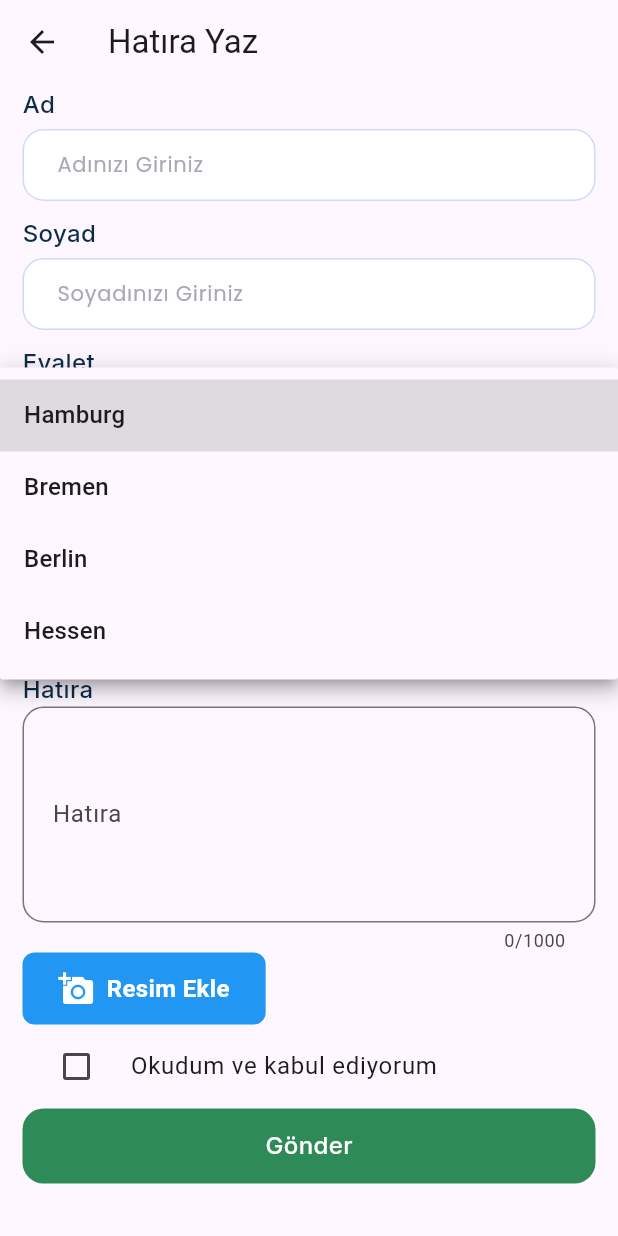
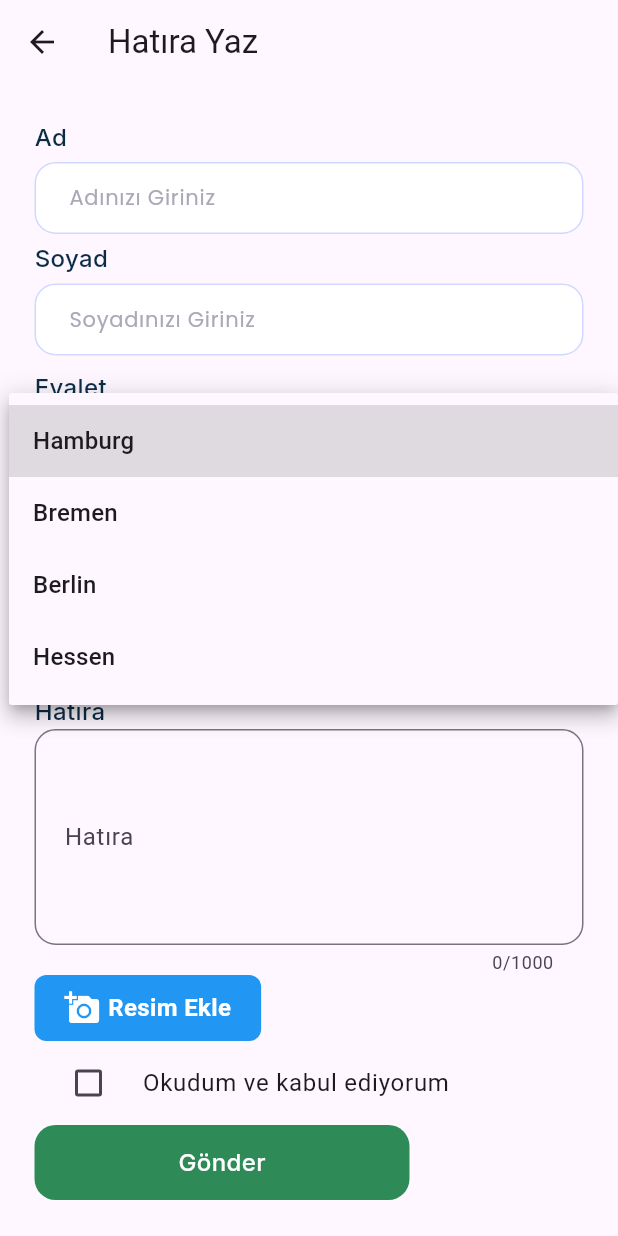
Before and after one commit to ozcann159/memory_app, a Flutter app: the MemoryEntryPage screen opened directly, after a tap on "Eyalet", on a phone screen of 412 x 824 dp. Run offline on Flutter 3.47's test engine with Material 3 defaults, Android fonts, the light colour scheme and no system bars; our stand-ins replace bloc, cloud_firestore, equatable, firebase_core, firebase_storage, flutter_bloc and 2 more; accounts and stored records are empty; network calls fail.

Commit message:
Improved user interface for MemoryListPage

```diff
--- a/lib/main.dart
+++ b/lib/main.dart
@@ -4,7 +4,6 @@ import 'package:flutter_bloc/flutter_bloc.dart';
 import 'package:memory_app/bloc/memory_bloc.dart';
 import 'package:memory_app/firebase_options.dart';
 import 'package:memory_app/pages/memories_list_screen.dart.dart';
-import 'package:memory_app/pages/memory_entry_page.dart';
 import 'package:memory_app/repo/memory_repository.dart';
 
 void main() async {
@@ -25,6 +24,7 @@ class MyApp extends StatelessWidget {
         ),
       ],
       child: MaterialApp(
+        debugShowCheckedModeBanner: false,
         title: 'Hatıra Defteri',
         home: MemoryListPage(),
       ),
--- a/lib/pages/memory_entry_page.dart
+++ b/lib/pages/memory_entry_page.dart
@@ -94,10 +94,16 @@ class _MemoryEntryPageState extends State<MemoryEntryPage> {
             );
           }
         },
+        child: Center(
+          child: Container(
+            width: MediaQuery.of(context).size.width * 12,
+            child: Padding(
+              padding: const EdgeInsets.all(8.0),
               child: Form(
                 key: _formKey,
                 child: SingleChildScrollView(
-            padding: EdgeInsets.symmetric(horizontal: 15, vertical: 2),
+                  padding:
+                      const EdgeInsets.symmetric(horizontal: 15, vertical: 1),
                   child: Column(
                     crossAxisAlignment: CrossAxisAlignment.start,
                     children: [
@@ -112,7 +118,6 @@ class _MemoryEntryPageState extends State<MemoryEntryPage> {
                         ),
                         inputHint: 'Adınızı Giriniz',
                       ),
-                SizedBox(height: 5),
                       Text("Soyad", style: AppTextTheme.kLabelStyle),
                       CustomTextField(
                         controller: surnameController,
@@ -133,8 +138,7 @@ class _MemoryEntryPageState extends State<MemoryEntryPage> {
                         onChanged: (value) {
                           setState(() {
                             selectedState = value;
-                      selectedCity =
-                          null; // Eyalet değiştiğinde şehir sıfırlanır
+                            selectedCity = null;
                           });
                         },
                         validator: (value) {
@@ -144,12 +148,12 @@ class _MemoryEntryPageState extends State<MemoryEntryPage> {
                           return null;
                         },
                       ),
-                SizedBox(height: 5),
+                      const SizedBox(height: 3),
                       Text("Şehir", style: AppTextTheme.kLabelStyle),
                       CustomDropdownField(
                         value: selectedCity,
-                  items:
-                      selectedState != null && cities.containsKey(selectedState)
+                        items: selectedState != null &&
+                                cities.containsKey(selectedState)
                             ? cities[selectedState]!
                             : [],
                         labelText: 'Şehir',
@@ -192,8 +196,8 @@ class _MemoryEntryPageState extends State<MemoryEntryPage> {
                             ),
                             borderRadius: BorderRadius.circular(14),
                           ),
-                    contentPadding:
-                        EdgeInsets.symmetric(vertical: 12, horizontal: 16),
+                          contentPadding: const EdgeInsets.symmetric(
+                              vertical: 12, horizontal: 16),
                           labelText: 'Hatıra',
                         ),
                         validator: (value) {
@@ -206,8 +210,8 @@ class _MemoryEntryPageState extends State<MemoryEntryPage> {
                           return null;
                         },
                         maxLength: 1000,
-                  minLines: 5, // Minimum 5 satır genişlik
-                  maxLines: null, // İçerik arttıkça genişleyecek
+                        minLines: 5,
+                        maxLines: null,
                       ),
                       if (image != null)
                         Image.file(
@@ -219,7 +223,8 @@ class _MemoryEntryPageState extends State<MemoryEntryPage> {
                       GestureDetector(
                         onTap: _pickImage,
                         child: Container(
-                    padding: EdgeInsets.symmetric(vertical: 12, horizontal: 24),
+                          padding: const EdgeInsets.symmetric(
+                              vertical: 10, horizontal: 20),
                           decoration: BoxDecoration(
                             color: Colors.blue,
                             borderRadius: BorderRadius.circular(8),
@@ -231,7 +236,7 @@ class _MemoryEntryPageState extends State<MemoryEntryPage> {
                                 Icons.add_a_photo,
                                 color: Colors.white,
                               ),
-                        SizedBox(width: 8),
+                              SizedBox(width: 5),
                               Text(
                                 'Resim Ekle',
                                 style: TextStyle(
@@ -265,6 +270,9 @@ class _MemoryEntryPageState extends State<MemoryEntryPage> {
                 ),
               ),
             ),
+          ),
+        ),
+      ),
     );
   }
 
@@ -293,8 +301,7 @@ class _MemoryEntryPageState extends State<MemoryEntryPage> {
       UploadTask uploadTask = firebaseStorageRef.putFile(File(image!.path));
       TaskSnapshot taskSnapshot = await uploadTask;
       String downloadURL = await taskSnapshot.ref.getDownloadURL();
-      print(
-          "Download URL from Firebase Storage: $downloadURL"); // Debug çıktısı ekle
+      print("Download URL from Firebase Storage: $downloadURL");
       return downloadURL;
     } catch (e, stackTrace) {
       print("Error uploading image: $e");
@@ -319,7 +326,6 @@ class _MemoryEntryPageState extends State<MemoryEntryPage> {
 
   void _refreshPage() {
     setState(() {
-      // Formu ve seçilen resimleri sıfırla
       nameController.clear();
       surnameController.clear();
       memoryController.clear();
@@ -328,7 +334,7 @@ class _MemoryEntryPageState extends State<MemoryEntryPage> {
       selectedMosque = null;
       isChecked = false;
       image = null;
-      imageUrl = null; // URL'yi sıfırla
+      imageUrl = null;
     });
   }
 }
--- a/lib/widgets/custom_button.dart
+++ b/lib/widgets/custom_button.dart
@@ -21,7 +21,7 @@ class CustomButton extends StatelessWidget {
     return GestureDetector(
       onTap: onTap,
       child: Container(
-        width: double.maxFinite,
+        width: 250,
         height: 50,
         decoration: BoxDecoration(
           color: Color(0xff2e8b57),
--- a/pubspec.yaml
+++ b/pubspec.yaml
@@ -33,7 +33,7 @@ dependencies:
 
   # The following adds the Cupertino Icons font to your application.
   # Use with the CupertinoIcons class for iOS style icons.
-  cupertino_icons: ^1.0.6
+  cupertino_icons: ^1.0.8
   firebase_core: ^3.0.0
   cloud_firestore: ^5.0.0
   firebase_auth: ^5.0.0
@@ -46,6 +46,7 @@ dependencies:
   google_fonts: ^6.2.1
   path_provider: ^2.0.11
   path: ^1.9.0
+  intl: ^0.19.0
 
 dev_dependencies:
   flutter_test:
```
Also changed, not shown: lib/pages/memories_list_screen.dart.dart (+57 -10 lines), lib/pages/memory_details_screen.dart (+45 -25 lines), pubspec.lock. Lines whose indentation alone changed are shown as unchanged.
